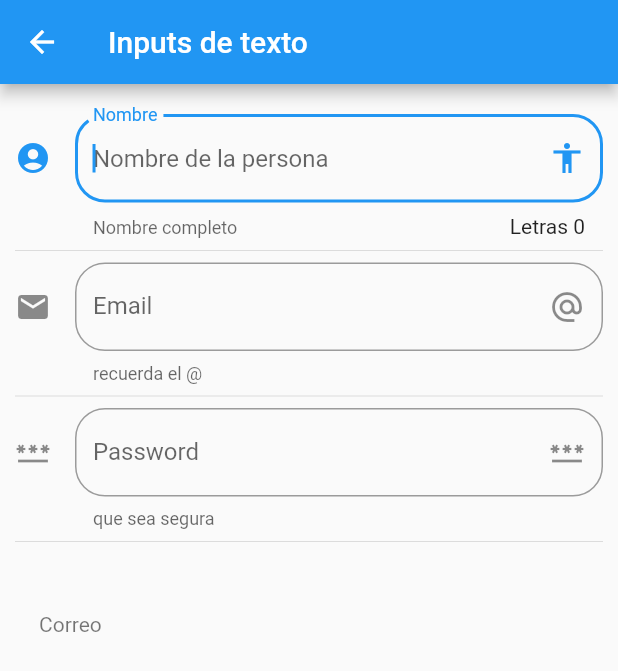
After one commit to RoHeTT17/componentes, a Flutter app: the screen it shows after launch, after a tap on "Inputs", on a phone screen of 412 x 824 dp. The commit adds this screen. Shown: the top 671 px of the screen. Run offline on Flutter 3.47's test engine with Material 2 defaults, Android fonts, the phone set to English and light mode, and no system bars; network calls fail.

Commit message:
Practica hasta el password field

```diff
--- a/data/menu_opts.json
+++ b/data/menu_opts.json
@@ -15,6 +15,16 @@
             "ruta" : "card",
             "icon" : "folder_open",
             "texto": "Cards - Tarjetas"
+        },
+        {
+            "ruta" : "animatedContainer",
+            "icon" : "donut_large",
+            "texto": "Animated Container"
+        },
+        {
+            "ruta" : "inputs",
+            "icon" : "input",
+            "texto": "Inputs"
         }
     ]
 }
--- a/lib/main.dart
+++ b/lib/main.dart
@@ -1,9 +1,12 @@
 
 import 'package:flutter/material.dart';
 //import 'package:componentes/src/pages/home_temp.dart';
-import 'package:componentes/src/pages/home_page.dart';
+
+//import 'package:componentes/src/pages/home_page.dart';
 import 'package:componentes/src/pages/alert_page.dart';
-import 'package:componentes/src/pages/avatar_page.dart';
+//import 'package:componentes/src/pages/avatar_page.dart';
+
+import 'package:componentes/src/routes/routes.dart';
 
 void main() => runApp(MyApp());
 
@@ -18,12 +21,19 @@ class MyApp extends StatelessWidget {
       //Configurar navegación por nombre,
       //Se puso el mismo nombre que en el archivo json
       initialRoute:'/',
-      routes: <String,WidgetBuilder>{
+      routes: getApplicationRoutes(),
+      /*
+       * Se peuden generar a este nivel si son pocas paginas, pero si son muchas es mejor manejarlo en otro archivo (buena practica)
+      <String,WidgetBuilder>{
         '/'      : (BuildContext context)=>HomePage(),
         'alert'  : (BuildContext context)=>AlertPage(),
         'avatar' : (BuildContext context)=>AvatarPage(),
+      },*/
+      //Generar una ruta dinámica
+      onGenerateRoute: (RouteSettings setting){
+        return MaterialPageRoute(builder: (context)=>AlertPage()
+        );
       },
-
     );
   }
 }
--- /dev/null
+++ b/lib/src/pages/input_page.dart
@@ -0,0 +1,113 @@
+import 'package:flutter/material.dart';
+
+class InputPage extends StatefulWidget {
+
+  @override
+  _InputPageState createState() => _InputPageState();
+}
+
+class _InputPageState extends State<InputPage> {
+
+
+  String _nombre="",_email="";
+
+  @override
+  Widget build(BuildContext context) {
+    return Scaffold(
+      appBar: AppBar(
+        title: Text('Inputs de texto'),
+        ),
+      body: ListView(
+        padding: EdgeInsets.symmetric(horizontal: 10.0, vertical: 20.0),
+        children: <Widget>[
+          _crearInputs(),
+          Divider(),
+          _crearEmail(),
+          Divider(),
+          _crearPassword(),
+          Divider(),
+          _crearPersona(),
+        ],
+
+      ),
+    );
+  }
+
+  Widget _crearInputs() {
+    return TextField(
+      autofocus: true,
+      textCapitalization: TextCapitalization.sentences,
+      decoration: InputDecoration(
+        border: OutlineInputBorder(
+          borderRadius: BorderRadius.circular(20.0)
+        ),
+        counter: Text('Letras ${_nombre.length}'),
+        hintText: 'Nombre de la persona',
+        labelText: 'Nombre',
+        helperText: 'Nombre completo',
+        suffixIcon: Icon(Icons.accessibility),
+        icon: Icon(Icons.account_circle)
+      ),
+      onChanged: (e){
+        setState(() {
+             _nombre=e;
+        });
+       // print(_nombre);
+      },
+
+    );
+  }
+
+ Widget _crearPersona() {
+
+   return ListTile(
+     title: Text('$_nombre'),
+     subtitle: Text('Correo $_email'),
+
+   );
+
+ }
+
+ Widget _crearEmail() {
+    return TextField(
+      keyboardType: TextInputType.emailAddress,
+      decoration: InputDecoration(
+        border: OutlineInputBorder(
+          borderRadius: BorderRadius.circular(20.0)
+        ),
+        //counter: Text('Letras ${_nombre.length}'),
+        hintText: 'Correo eelctronico',
+        labelText: 'Email',
+        helperText: 'recuerda el @',
+        suffixIcon: Icon(Icons.alternate_email),
+        icon: Icon(Icons.email)
+      ),
+      onChanged: (correo)=>setState(() {
+             _email=correo;
+        }),
+    );
+ }
+
+ Widget _crearPassword() {
+    return TextField(
+      obscureText: true,
+      //keyboardType: TextInputType.visiblePassword,
+      decoration: InputDecoration(
+        border: OutlineInputBorder(
+          borderRadius: BorderRadius.circular(20.0)
+        ),
+        //counter: Text('Letras ${_nombre.length}'),
+        hintText: 'Contraseña',
+        labelText: 'Password',
+        helperText: 'que sea segura',
+        suffixIcon: Icon(Icons.password_outlined),
+        icon: Icon(Icons.password)
+      ),
+     /* onChanged: (correo)=>setState(() {
+             _email=correo;
+        }),*/
+
+    );
+ }
+
+}
--- /dev/null
+++ b/lib/src/routes/routes.dart
@@ -0,0 +1,24 @@
+import 'package:flutter/material.dart';
+
+import 'package:componentes/src/pages/alert_page.dart';
+import 'package:componentes/src/pages/avatar_page.dart';
+import 'package:componentes/src/pages/home_page.dart';
+import 'package:componentes/src/pages/card_page.dart';
+import 'package:componentes/src/pages/animated_container.dart';
+import 'package:componentes/src/pages/input_page.dart';
+
+Map<String,WidgetBuilder> getApplicationRoutes(){
+
+
+      //final route = <String,WidgetBuilder>{
+          return <String,WidgetBuilder>{
+              '/'                 : (BuildContext context)=>HomePage(),
+              'alert'             : (BuildContext context)=>AlertPage(),
+              'avatar'            : (BuildContext context)=>AvatarPage(),
+              'card'              : (BuildContext context)=>CardPage(),
+              'animatedContainer' : (BuildContext context)=>AnimatedContainerPage(),
+              'inputs'            : (BuildContext context)=>InputPage(),
+            };
+
+      //return route;
+}
--- a/lib/src/utils/icon_string_util.dart
+++ b/lib/src/utils/icon_string_util.dart
@@ -11,6 +11,8 @@ final _icons=<String , IconData >{
         'add_alert'     : Icons.add_alert,
         'accessibility' : Icons.accessibility,
         'folder_open'   : Icons.folder_open,
+        'donut_large'   : Icons.donut_large,
+        'input'         : Icons.input,
 
 };
 
--- a/pubspec.yaml
+++ b/pubspec.yaml
@@ -60,6 +60,7 @@ flutter:
   # To add assets to your application, add an assets section, like this:
   assets:
    - data/menu_opts.json
+   - assets/
   #   - images/a_dot_burr.jpeg
   #   - images/a_dot_ham.jpeg
 
```
Also changed, not shown: lib/src/pages/alert_page.dart (+44 -0 lines), lib/src/pages/animated_container.dart (added, +68 -0 lines), lib/src/pages/avatar_page.dart (+30 -1 lines), lib/src/pages/card_page.dart (added, +96 -0 lines), assets/jar-loading.gif (added).
